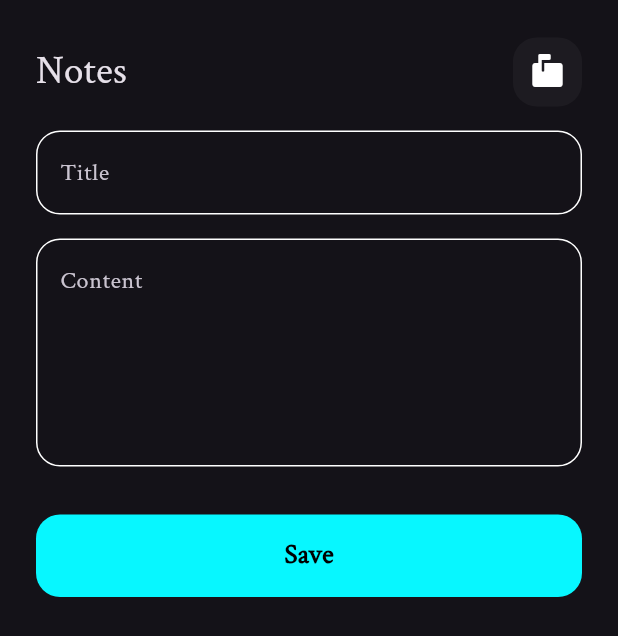
After one commit to Asem130/Note-App, a Flutter app: the screen it shows after launch, after a tap on "Flutter tips", on a phone screen of 412 x 824 dp. The commit adds this screen. Shown: the top 636 px of the screen. Run offline on Flutter 3.47's test engine with Material 3 defaults, Android fonts, the phone set to English and light mode, and no system bars; our stand-ins replace font_awesome_flutter.

Commit message:
create edite note view

```diff
--- a/lib/main.dart
+++ b/lib/main.dart
@@ -1,4 +1,5 @@
 import 'package:flutter/material.dart';
+import 'package:note_app/views/edite_notes.dart';
 import 'package:note_app/views/notes_view.dart';
 
 void main() {
@@ -13,7 +14,11 @@ class NoteApp extends StatelessWidget {
   Widget build(BuildContext context) {
     return MaterialApp(
       debugShowCheckedModeBanner: false,
-      home: const NotesView(),
+      initialRoute: NotesView.id,
+      routes: {
+        NotesView.id: (context) => const NotesView(),
+        EditeNotes.id: (context) => const EditeNotes(),
+      },
       theme: ThemeData(fontFamily: 'Crimson Text', brightness: Brightness.dark),
     );
   }
--- /dev/null
+++ b/lib/views/edite_notes.dart
@@ -0,0 +1,51 @@
+import 'package:flutter/material.dart';
+import 'package:note_app/views/widgets/custom_app_bar.dart';
+import 'package:note_app/views/widgets/custom_text_bottm.dart';
+import 'package:note_app/views/widgets/custom_text_feild.dart';
+
+class EditeNotes extends StatelessWidget {
+  const EditeNotes({super.key});
+  static String id = 'editeview';
+  @override
+  Widget build(BuildContext context) {
+    return const Scaffold(
+      body: EditeNotesBody(),
+    );
+  }
+}
+
+class EditeNotesBody extends StatelessWidget {
+  const EditeNotesBody({super.key});
+
+  @override
+  Widget build(BuildContext context) {
+    return const Padding(
+      padding: EdgeInsets.symmetric(horizontal: 24),
+      child: Column(
+        children: [
+          SizedBox(
+            height: 25,
+          ),
+          CustomAppBar(
+            icon: Icon(Icons.markunread_mailbox_rounded),
+          ),
+          SizedBox(
+            height: 16,
+          ),
+          CustomTextFormField(hintText: 'Title'),
+          SizedBox(
+            height: 16,
+          ),
+          CustomTextFormField(
+            hintText: 'Content',
+            maxLines: 5,
+          ),
+          SizedBox(
+            height: 32,
+          ),
+          CustomTextButtom(text: 'Save')
+        ],
+      ),
+    );
+  }
+}
--- a/lib/views/notes_view.dart
+++ b/lib/views/notes_view.dart
@@ -3,6 +3,7 @@
 import 'package:note_app/views/widgets/notes_view_body.dart';
 
 class NotesView extends StatelessWidget {
+  static String id = 'notesview';
   const NotesView({super.key});
   @override
   Widget build(context) {
--- a/lib/views/widgets/custom_app_bar.dart
+++ b/lib/views/widgets/custom_app_bar.dart
@@ -2,18 +2,20 @@ import 'package:flutter/material.dart';
 import 'package:note_app/views/widgets/custom_search_icon.dart';
 
 class CustomAppBar extends StatelessWidget {
-  const CustomAppBar({super.key});
-
+  const CustomAppBar({super.key, required this.icon});
+  final Icon icon;
   @override
   Widget build(BuildContext context) {
-    return const Row(
+    return Row(
       children: [
-        Text(
+        const Text(
           'Notes',
           style: TextStyle(fontSize: 26),
         ),
-        Spacer(),
-        CustomSearchIcon()
+        const Spacer(),
+        CustomIcon(
+          icon: icon,
+        )
       ],
     );
   }
--- a/lib/views/widgets/custom_search_icon.dart
+++ b/lib/views/widgets/custom_search_icon.dart
@@ -1,8 +1,8 @@
 import 'package:flutter/material.dart';
 
-class CustomSearchIcon extends StatelessWidget {
-  const CustomSearchIcon({super.key});
-
+class CustomIcon extends StatelessWidget {
+  const CustomIcon({super.key, required this.icon});
+  final Icon icon;
   @override
   Widget build(BuildContext context) {
     return Container(
@@ -12,8 +12,8 @@ class CustomSearchIcon extends StatelessWidget {
         color: Colors.white.withOpacity(0.04),
         borderRadius: BorderRadius.circular(16),
       ),
-      child: const Center(
-        child: Icon(Icons.search,size: 24,),
+      child: Center(
+        child: icon,
       ),
     );
   }
--- a/lib/views/widgets/noteItem.dart
+++ b/lib/views/widgets/noteItem.dart
@@ -1,12 +1,17 @@
 import 'package:flutter/material.dart';
 import 'package:font_awesome_flutter/font_awesome_flutter.dart';
+import 'package:note_app/views/edite_notes.dart';
 
 class NoteItem extends StatelessWidget {
   const NoteItem({super.key});
 
   @override
   Widget build(BuildContext context) {
-    return Container(
+    return GestureDetector(
+      onTap: () {
+        Navigator.pushNamed(context, EditeNotes.id);
+      },
+      child: Container(
         padding: const EdgeInsets.only(top: 16, bottom: 24, left: 16),
         width: double.infinity,
         decoration: BoxDecoration(
@@ -41,12 +46,13 @@ class NoteItem extends StatelessWidget {
               padding: const EdgeInsets.only(top: 24, right: 24.0),
               child: Text(
                 'May 22/2005',
-              style:
-                  TextStyle(color: Colors.black.withOpacity(0.5), fontSize: 18),
+                style: TextStyle(
+                    color: Colors.black.withOpacity(0.5), fontSize: 18),
               ),
             )
           ],
         ),
+      ),
     );
   }
 }
--- a/lib/views/widgets/notes_view_body.dart
+++ b/lib/views/widgets/notes_view_body.dart
@@ -15,7 +15,7 @@ class NotesViewBody extends StatelessWidget {
           SizedBox(
             height: 25,
           ),
-          CustomAppBar(),
+          CustomAppBar(icon: Icon(Icons.search)),
           NotesListView()
         ],
       ),
```
Lines whose indentation alone changed are shown as unchanged.
